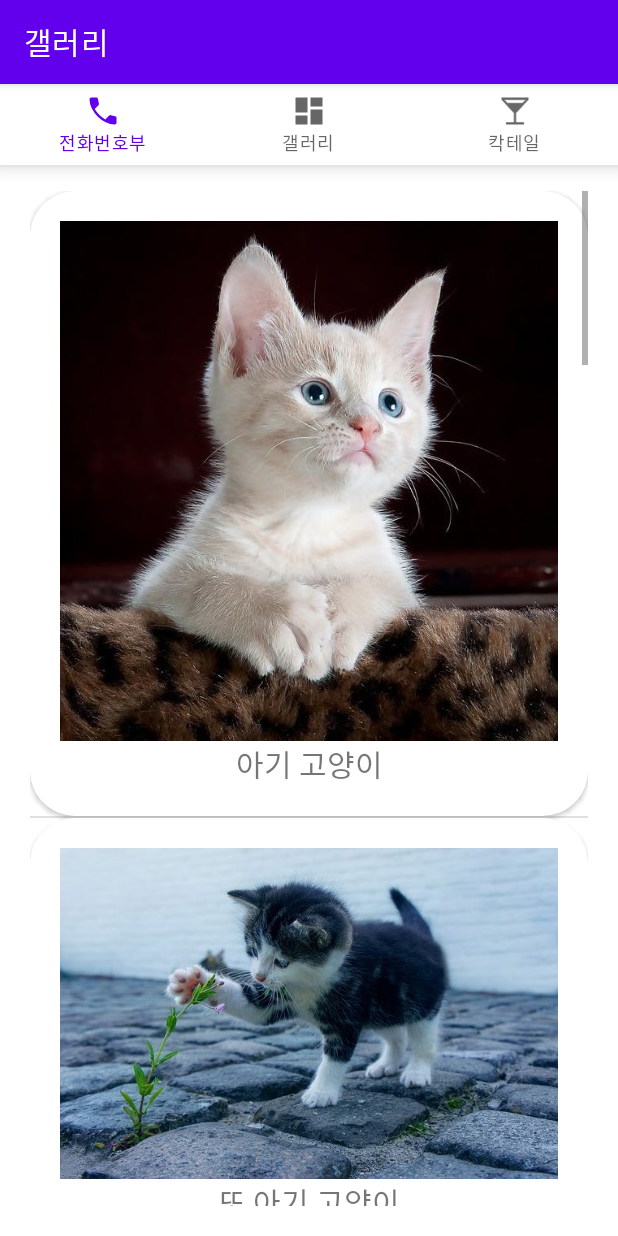
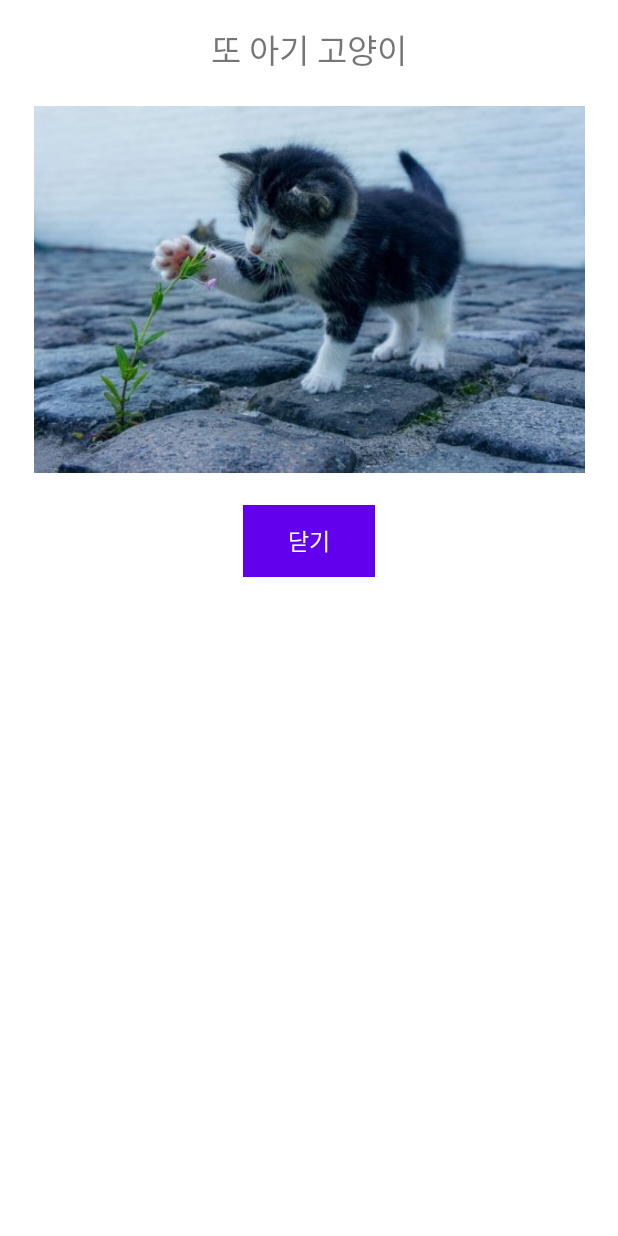
Before and after one commit to hyunseo-k/hw1, an Android app: the DashboardFragment screen opened through its navigation route, after a tap on "또 아기 고양이", on a phone screen of 412 x 824 dp. Run offline under Robolectric (Android 15) with nearby library versions, the phone set to English and light mode, and no system bars; our stand-ins replace navigation-ui; pictures from the network do not load.

Commit message:
gallary popup done

```diff
--- a/app/src/main/AndroidManifest.xml
+++ b/app/src/main/AndroidManifest.xml
@@ -13,7 +13,6 @@
 
     <application
         android:allowBackup="true"
-        android:usesCleartextTraffic="true"
         android:dataExtractionRules="@xml/data_extraction_rules"
         android:fullBackupContent="@xml/backup_rules"
         android:icon="@mipmap/ic_launcher"
@@ -21,7 +20,11 @@
         android:roundIcon="@mipmap/ic_launcher_round"
         android:supportsRtl="true"
         android:theme="@style/Theme.Hw1"
+        android:usesCleartextTraffic="true"
         tools:targetApi="31">
+        <activity
+            android:name=".ui.dashboard.GallaryPopup"
+            android:exported="false" />
         <activity
             android:name=".ui.notifications.RecommendationActivity"
             android:exported="false" />
--- a/app/src/main/java/com/example/hw1/ui/dashboard/DashboardFragment.java
+++ b/app/src/main/java/com/example/hw1/ui/dashboard/DashboardFragment.java
@@ -1,14 +1,24 @@
 package com.example.hw1.ui.dashboard;
 
+import android.app.Activity;
+import android.content.Intent;
+import android.graphics.Bitmap;
+import android.graphics.drawable.BitmapDrawable;
 import android.os.Bundle;
 import android.util.Log;
 import android.view.LayoutInflater;
 import android.view.View;
 import android.view.ViewGroup;
 import android.widget.AdapterView;
+import android.widget.ImageView;
 import android.widget.ListView;
+import android.widget.TextView;
 import android.widget.Toast;
 
+import androidx.activity.result.ActivityResult;
+import androidx.activity.result.ActivityResultCallback;
+import androidx.activity.result.ActivityResultLauncher;
+import androidx.activity.result.contract.ActivityResultContracts;
 import androidx.annotation.NonNull;
 import androidx.appcompat.app.ActionBar;
 import androidx.appcompat.app.AppCompatActivity;
@@ -21,6 +31,7 @@ import org.json.JSONArray;
 import org.json.JSONException;
 import org.json.JSONObject;
 
+import java.io.ByteArrayOutputStream;
 import java.io.InputStream;
 import java.util.ArrayList;
 
@@ -30,6 +41,17 @@ public class DashboardFragment extends Fragment {
     private ListView listView;
     private MyGallaryAdapter myGallaryAdapter;
     private ArrayList<MyData> dataList;
+
+    ActivityResultLauncher<Intent> startActivityResult = registerForActivityResult(
+            new ActivityResultContracts.StartActivityForResult(),
+            new ActivityResultCallback<ActivityResult>() {
+                @Override
+                public void onActivityResult(ActivityResult result) {
+                    if (result.getResultCode() == Activity.RESULT_OK) {
+                        Log.d("popup", "MainActivity로 돌아왔다.");
+                    }
+                }
+            });
 
     public View onCreateView(@NonNull LayoutInflater inflater,
                              ViewGroup container, Bundle savedInstanceState) {
@@ -64,12 +86,30 @@ public class DashboardFragment extends Fragment {
         myGallaryAdapter = new MyGallaryAdapter(this.getContext(), dataList);
         listView.setAdapter(myGallaryAdapter);
 
-        // 임시 코드 : 클릭하면 글자 띄우기
+        // listView의 아이템 클릭 시 해당 사진을 확대하는 팝업을 띄운다.
         listView.setOnItemClickListener(new AdapterView.OnItemClickListener() {
             @Override
             public void onItemClick(AdapterView<?> adapterView, View view, int i, long l) {
                 Toast toast = Toast.makeText(getActivity(), "클릭되었습니다", Toast.LENGTH_SHORT);
                 toast.show();
+
+                // 팝업 액티비티 호출하기
+
+                ByteArrayOutputStream stream = new ByteArrayOutputStream();
+                Bitmap bitmap = ((BitmapDrawable) ((ImageView) view.findViewById(R.id.gallary_img)).getDrawable()).getBitmap();
+                float scale = (float) (1024/(float)bitmap.getWidth());
+                int image_w = (int) (bitmap.getWidth() * scale);
+                int image_h = (int) (bitmap.getHeight() * scale);
+                Bitmap resize = Bitmap.createScaledBitmap(bitmap, image_w, image_h, true);
+                resize.compress(Bitmap.CompressFormat.JPEG, 100, stream);
+                byte[] byteArray = stream.toByteArray();
+
+                Intent intent = new Intent(getContext(), GallaryPopup.class);
+                intent.putExtra("imgName", ((TextView) view.findViewById(R.id.gallary_text)).getText()); // text를 넘긴다.
+                intent.putExtra("imgView", byteArray); // 이미지를 넘긴다.
+                startActivityResult.launch(intent);
+
+
             }
         });
 
--- /dev/null
+++ b/app/src/main/java/com/example/hw1/ui/dashboard/GallaryPopup.java
@@ -0,0 +1,53 @@
+package com.example.hw1.ui.dashboard;
+
+import android.app.Activity;
+import android.content.Intent;
+import android.graphics.Bitmap;
+import android.graphics.BitmapFactory;
+import android.os.Bundle;
+import android.view.View;
+import android.view.Window;
+import android.widget.Button;
+import android.widget.ImageView;
+import android.widget.TextView;
+
+import androidx.annotation.Nullable;
+
+import com.example.hw1.R;
+
+public class GallaryPopup extends Activity {
+    @Override
+    protected void onCreate(@Nullable Bundle savedInstanceState) {
+        super.onCreate(savedInstanceState);
+
+        // 타이틀바 없애기
+        requestWindowFeature(Window.FEATURE_NO_TITLE);
+        setContentView(R.layout.gallary_popup_activity);
+
+        // View들 가져오기
+        TextView imgName = (TextView) findViewById(R.id.imgName);
+        ImageView imgView = (ImageView) findViewById(R.id.imgView);
+        Button closeButton = (Button) findViewById(R.id.closeButton);
+
+        // main Activity에서 데이터 가져오기
+        Intent intent = getIntent();
+
+        imgName.setText(intent.getStringExtra("imgName"));
+        int imgId = intent.getIntExtra("imgView", R.drawable.person);
+        byte[] byteArray = getIntent().getByteArrayExtra("imgView");
+        Bitmap bitmap = BitmapFactory.decodeByteArray(byteArray, 0, byteArray.length);
+        imgView.setImageBitmap(bitmap);
+
+        closeButton.setOnClickListener(new View.OnClickListener() {
+            @Override
+            public void onClick(View view) {
+                backMainActivity();
+            }
+        });
+    }
+
+    private void backMainActivity() {
+        setResult(Activity.RESULT_OK);
+        finish();
+    }
+}
--- /dev/null
+++ b/app/src/main/res/layout/gallary_popup_activity.xml
@@ -0,0 +1,41 @@
+<?xml version="1.0" encoding="utf-8"?>
+<androidx.constraintlayout.widget.ConstraintLayout xmlns:android="http://schemas.android.com/apk/res/android"
+    xmlns:app="http://schemas.android.com/apk/res-auto"
+    xmlns:tools="http://schemas.android.com/tools"
+    android:layout_width="match_parent"
+    android:layout_height="match_parent">
+
+    <TextView
+        android:id="@+id/imgName"
+        android:layout_width="wrap_content"
+        android:layout_height="wrap_content"
+        android:layout_marginTop="16dp"
+        android:textSize="10pt"
+        app:layout_constraintEnd_toEndOf="parent"
+        app:layout_constraintStart_toStartOf="parent"
+        app:layout_constraintTop_toTopOf="parent"
+        tools:text="사진 이름" />
+
+    <ImageView
+        android:id="@+id/imgView"
+        android:layout_width="367dp"
+        android:layout_height="255dp"
+        android:layout_marginTop="16dp"
+        app:layout_constraintEnd_toEndOf="parent"
+        app:layout_constraintStart_toStartOf="parent"
+        app:layout_constraintTop_toBottomOf="@+id/imgName"
+        tools:srcCompat="@drawable/person" />
+
+    <Button
+        android:id="@+id/closeButton"
+        android:layout_width="wrap_content"
+        android:layout_height="wrap_content"
+        android:layout_marginTop="16dp"
+        android:background="@color/design_default_color_primary"
+        android:text="닫기"
+        android:textColor="#FFFFFF"
+        android:textSize="7pt"
+        app:layout_constraintEnd_toEndOf="parent"
+        app:layout_constraintStart_toStartOf="parent"
+        app:layout_constraintTop_toBottomOf="@+id/imgView" />
+</androidx.constraintlayout.widget.ConstraintLayout>
```
